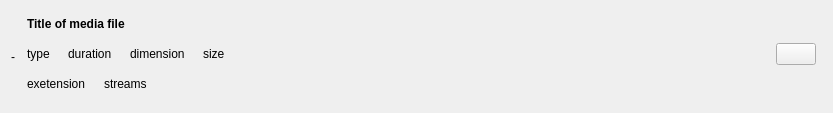
Before: the Qt Designer form src/Media/widgets/mediaitemwidget.ui in keshavbhatt/formatforge, drawn with Qt 5.
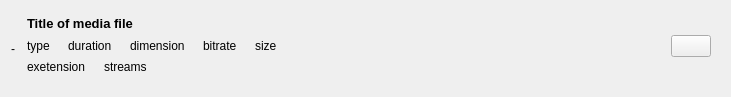
After: the same form once the commit is applied.

Patch:
```diff
--- a/src/Media/widgets/mediaitemwidget.ui
+++ b/src/Media/widgets/mediaitemwidget.ui
@@ -6,8 +6,8 @@
    <rect>
     <x>0</x>
     <y>0</y>
-    <width>833</width>
-    <height>113</height>
+    <width>731</width>
+    <height>97</height>
    </rect>
   </property>
   <property name="windowTitle">
@@ -47,24 +47,20 @@
       </item>
       <item>
        <layout class="QVBoxLayout" name="verticalLayout">
+        <property name="spacing">
+         <number>0</number>
+        </property>
         <property name="leftMargin">
          <number>6</number>
         </property>
         <property name="topMargin">
          <number>0</number>
         </property>
-        <property name="rightMargin">
-         <number>6</number>
-        </property>
-        <property name="bottomMargin">
-         <number>6</number>
-        </property>
-        <item>
-         <layout class="QHBoxLayout" name="horizontalLayout_2">
           <item>
            <widget class="QLabel" name="fileTitleLable">
             <property name="font">
              <font>
+            <pointsize>10</pointsize>
               <bold>true</bold>
              </font>
             </property>
@@ -73,8 +69,17 @@
             </property>
            </widget>
           </item>
-         </layout>
-        </item>
+        <item>
+         <layout class="QVBoxLayout" name="verticalLayout_2">
+          <property name="spacing">
+           <number>0</number>
+          </property>
+          <property name="rightMargin">
+           <number>9</number>
+          </property>
+          <property name="bottomMargin">
+           <number>9</number>
+          </property>
         <item>
          <layout class="QHBoxLayout" name="horizontalLayout_4">
           <property name="spacing">
@@ -119,6 +124,19 @@
             </property>
            </widget>
           </item>
+            <item>
+             <widget class="QLabel" name="bitrateLabel">
+              <property name="sizePolicy">
+               <sizepolicy hsizetype="Maximum" vsizetype="Preferred">
+                <horstretch>0</horstretch>
+                <verstretch>0</verstretch>
+               </sizepolicy>
+              </property>
+              <property name="text">
+               <string>bitrate</string>
+              </property>
+             </widget>
+            </item>
           <item>
            <widget class="QLabel" name="fileSizeLabel">
             <property name="sizePolicy">
@@ -206,6 +224,8 @@
              </size>
             </property>
            </spacer>
+            </item>
+           </layout>
           </item>
          </layout>
         </item>
```
Lines whose indentation alone changed are shown as unchanged.
